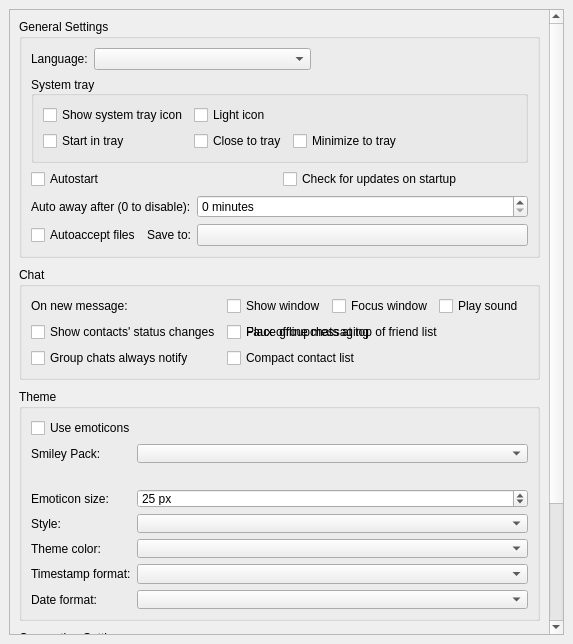
qTox/qTox, file src/widget/form/settings/generalsettings.ui: the form before one commit.
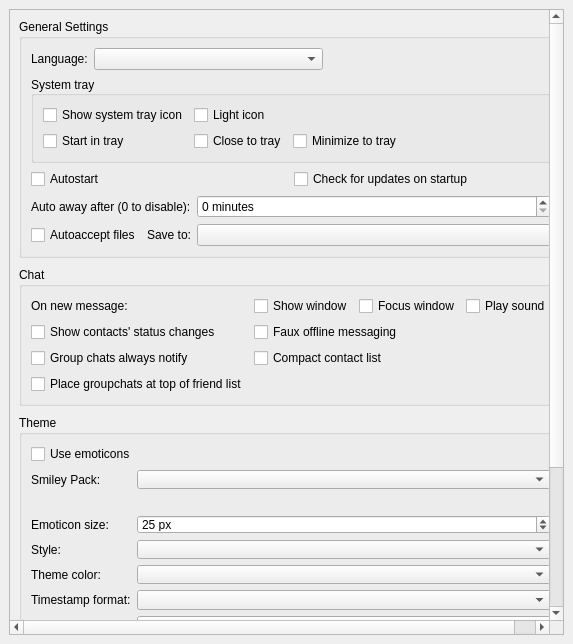
The form after the commit.

Commit message: Unhide faux offline messaging checkbox

```diff
--- a/src/widget/form/settings/generalsettings.ui
+++ b/src/widget/form/settings/generalsettings.ui
@@ -391,7 +391,7 @@
             </property>
            </widget>
           </item>
-          <item row="2" column="1">
+          <item row="4" column="0">
            <widget class="QCheckBox" name="cbGroupchatPosition">
             <property name="toolTip">
              <string comment="toolTip for groupchat positioning">If checked, groupchats will be placed at the top of the friends list, otherwise, they'll be placed below online friends.</string>
```
